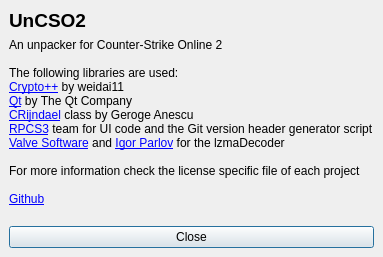
L-Leite/UnCSO2, file src/qt/aboutdialog.ui: the form before one commit.
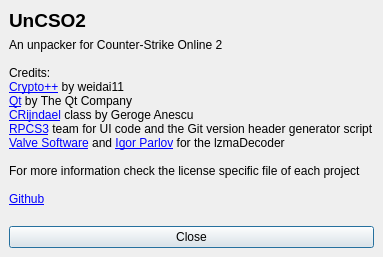
The form after the commit.

The edit to the form file:
```diff
--- a/src/qt/aboutdialog.ui
+++ b/src/qt/aboutdialog.ui
@@ -67,7 +67,7 @@
            </font>
           </property>
           <property name="text">
-           <string>&lt;html&gt;&lt;head/&gt;&lt;body&gt;&lt;p&gt;An unpacker for Counter-Strike Online 2&lt;br/&gt;&lt;br/&gt;The following libraries are used:&lt;br/&gt;&lt;a href=&quot;https://www.cryptopp.com/&quot;&gt;&lt;span style=&quot; text-decoration: underline; color:#0000ff;&quot;&gt;Crypto++&lt;/span&gt;&lt;/a&gt; by weidai11&lt;br/&gt;&lt;a href=&quot;https://www.qt.io/&quot;&gt;&lt;span style=&quot; text-decoration: underline; color:#0000ff;&quot;&gt;Qt&lt;/span&gt;&lt;/a&gt; by The Qt Company&lt;br/&gt;&lt;a href=&quot;https://www.codeproject.com/Articles/1380/A-C-Implementation-of-the-Rijndael-Encryption-Decr&quot;&gt;&lt;span style=&quot; text-decoration: underline; color:#0000ff;&quot;&gt;CRijndael&lt;/span&gt;&lt;/a&gt; class by Geroge Anescu&lt;br/&gt;&lt;a href=&quot;https://rpcs3.net/&quot;&gt;&lt;span style=&quot; text-decoration: underline; color:#0000ff;&quot;&gt;RPCS3&lt;/span&gt;&lt;/a&gt; team for UI code and the Git version header generator script&lt;br/&gt;&lt;a href=&quot;https://github.com/ValveSoftware/source-sdk-2013&quot;&gt;&lt;span style=&quot; text-decoration: underline; color:#0000ff;&quot;&gt;Valve Software&lt;/span&gt;&lt;/a&gt; and &lt;a href=&quot;http://www.7-zip.org/&quot;&gt;&lt;span style=&quot; text-decoration: underline; color:#0000ff;&quot;&gt;Igor Parlov&lt;/span&gt;&lt;/a&gt; for the lzmaDecoder&lt;br/&gt;&lt;br/&gt;For more information check the license specific file of each project&lt;br/&gt;&lt;br/&gt;&lt;a href=&quot;https://github.com/Ochii/UnCSO2&quot;&gt;&lt;span style=&quot; text-decoration: underline; color:#0000ff;&quot;&gt;Github&lt;/span&gt;&lt;/a&gt;&lt;br/&gt;&lt;/p&gt;&lt;/body&gt;&lt;/html&gt;</string>
+           <string>&lt;html&gt;&lt;head/&gt;&lt;body&gt;&lt;p&gt;An unpacker for Counter-Strike Online 2&lt;br/&gt;&lt;br/&gt;Credits:&lt;br/&gt;&lt;a href=&quot;https://www.cryptopp.com/&quot;&gt;&lt;span style=&quot; text-decoration: underline; color:#0000ff;&quot;&gt;Crypto++&lt;/span&gt;&lt;/a&gt; by weidai11&lt;br/&gt;&lt;a href=&quot;https://www.qt.io/&quot;&gt;&lt;span style=&quot; text-decoration: underline; color:#0000ff;&quot;&gt;Qt&lt;/span&gt;&lt;/a&gt; by The Qt Company&lt;br/&gt;&lt;a href=&quot;https://www.codeproject.com/Articles/1380/A-C-Implementation-of-the-Rijndael-Encryption-Decr&quot;&gt;&lt;span style=&quot; text-decoration: underline; color:#0000ff;&quot;&gt;CRijndael&lt;/span&gt;&lt;/a&gt; class by Geroge Anescu&lt;br/&gt;&lt;a href=&quot;https://rpcs3.net/&quot;&gt;&lt;span style=&quot; text-decoration: underline; color:#0000ff;&quot;&gt;RPCS3&lt;/span&gt;&lt;/a&gt; team for UI code and the Git version header generator script&lt;br/&gt;&lt;a href=&quot;https://github.com/ValveSoftware/source-sdk-2013&quot;&gt;&lt;span style=&quot; text-decoration: underline; color:#0000ff;&quot;&gt;Valve Software&lt;/span&gt;&lt;/a&gt; and &lt;a href=&quot;http://www.7-zip.org/&quot;&gt;&lt;span style=&quot; text-decoration: underline; color:#0000ff;&quot;&gt;Igor Parlov&lt;/span&gt;&lt;/a&gt; for the lzmaDecoder&lt;br/&gt;&lt;br/&gt;For more information check the license specific file of each project&lt;br/&gt;&lt;br/&gt;&lt;a href=&quot;https://github.com/Ochii/UnCSO2&quot;&gt;&lt;span style=&quot; text-decoration: underline; color:#0000ff;&quot;&gt;Github&lt;/span&gt;&lt;/a&gt;&lt;br/&gt;&lt;/p&gt;&lt;/body&gt;&lt;/html&gt;</string>
           </property>
           <property name="textFormat">
            <enum>Qt::RichText</enum>
```
